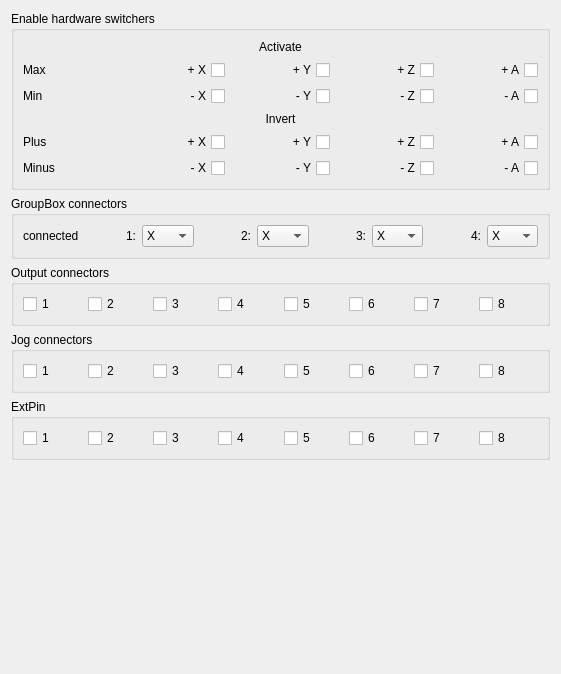
First picture: the form in sources/forms/sIO.ui, repository eduard-x/cnc-qt, before the edit.
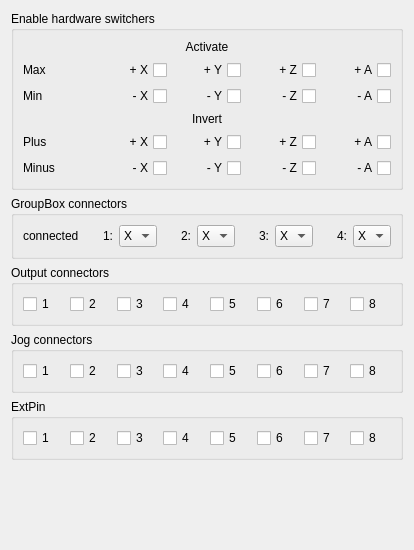
Second picture: the form after the edit.

Patch:
```diff
--- a/sources/forms/sIO.ui
+++ b/sources/forms/sIO.ui
@@ -6,8 +6,8 @@
    <rect>
     <x>0</x>
     <y>0</y>
-    <width>561</width>
-    <height>674</height>
+    <width>414</width>
+    <height>550</height>
    </rect>
   </property>
   <property name="windowTitle">
```
